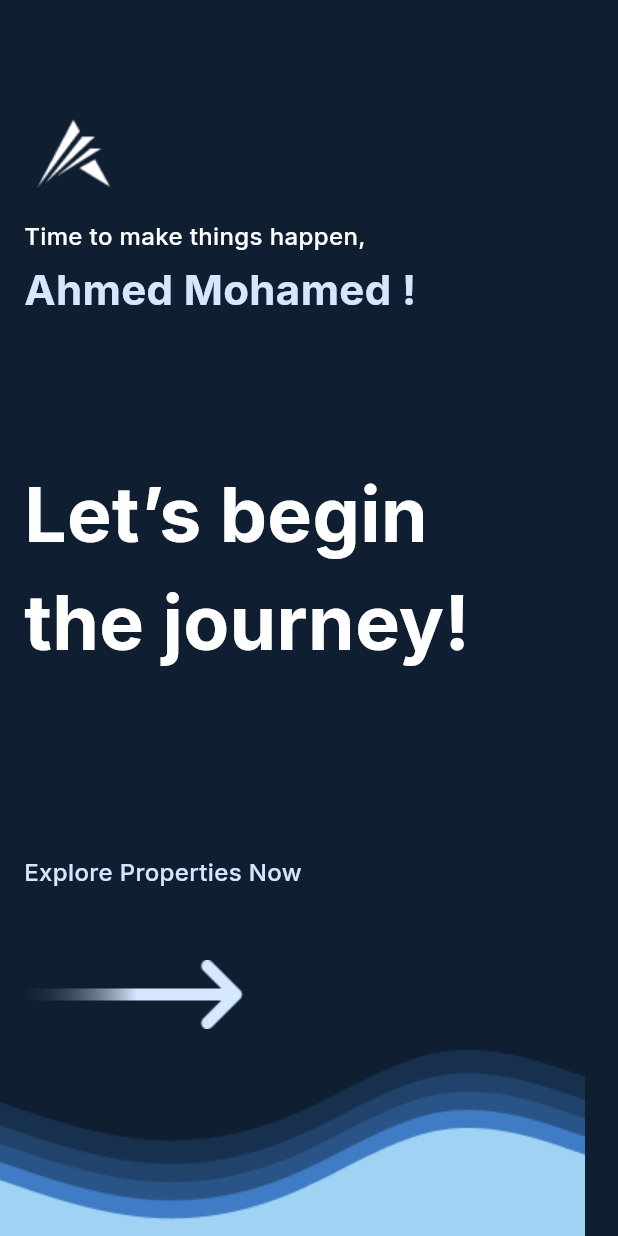
After one commit to itchoh/Akarati_Project, a Flutter app: the WelcomeSplashView screen opened directly, on a phone screen of 412 x 824 dp. The commit adds this screen. Run offline on Flutter 3.47's test engine with Material 3 defaults, Android fonts, the phone set to English and light mode, and no system bars; our stand-ins replace get, google_fonts, loading_animation_widget.

Commit message:
fourth splash

```diff
--- a/lib/src/core/images.dart
+++ b/lib/src/core/images.dart
@@ -3,4 +3,5 @@ class AssetsData {
   static const AkaratiUnColoredLogo = 'assets/AkaratiLogo_Uncolored.png';
   static const Buildings = "assets/Buildings.png";
   static const UnderWaves = "assets/UnderWaves.png";
+  static const Arrow = "assets/Arrow_Right.png";
 }
--- a/lib/src/core/styles.dart
+++ b/lib/src/core/styles.dart
@@ -23,9 +23,14 @@ abstract class Styles {
     fontWeight: FontWeight.w900,
     letterSpacing: 1.2,
   );
-  static TextStyle textStyle48 = GoogleFonts.montserrat(
+  static TextStyle textStyle37 = GoogleFonts.montserrat(
     color: Colors.white,
     fontSize: 37,
+    fontWeight: FontWeight.w700,
+  );
+  static TextStyle textStyle64 = GoogleFonts.inter(
+    color: Colors.white,
+    fontSize: 50,
     fontWeight: FontWeight.w700,
   );
   static TextStyle textStyle54 = GoogleFonts.montserrat(
@@ -38,6 +43,16 @@ abstract class Styles {
     fontSize: 16,
     fontWeight: FontWeight.w500,
   );
+  static TextStyle textStyleInterWhite16 = GoogleFonts.inter(
+    color: Colors.white,
+    fontSize: 16,
+    fontWeight: FontWeight.w500,
+  );
+  static TextStyle textStyleInterWhite28 = GoogleFonts.inter(
+    color: const Color(0xFFD4E7FF),
+    fontSize: 28,
+    fontWeight: FontWeight.w700,
+  );
 }
 
 const TextStyle textStyle = TextStyle();
--- a/lib/src/feature/Akarati_Splash/presentation/views/widgets/Akarati_Splash_View_body.dart
+++ b/lib/src/feature/Akarati_Splash/presentation/views/widgets/Akarati_Splash_View_body.dart
@@ -2,7 +2,7 @@ import 'package:akarati/src/core/constants.dart';
 import 'package:akarati/src/core/images.dart';
 import 'package:akarati/src/core/styles.dart';
 import 'package:akarati/src/feature/Akarati_Splash/presentation/views/widgets/sliding_text.dart';
-import 'package:akarati/src/feature/OnBoarding_Splash/Views/OnBoarding_Splash_View.dart';
+import 'package:akarati/src/feature/OnBoarding_Splash/presentation/Views/OnBoarding_Splash_View.dart';
 import 'package:flutter/material.dart';
 import 'package:loading_animation_widget/loading_animation_widget.dart';
 import 'package:akarati/src/core/functions.dart';
--- a/lib/src/feature/OnBoarding_Splash/Views/OnBoarding_Splash_View.dart
+++ b/lib/src/feature/OnBoarding_Splash/presentation/Views/OnBoarding_Splash_View.dart
@@ -1,5 +1,5 @@
 import 'package:akarati/src/core/constants.dart';
-import 'package:akarati/src/feature/OnBoarding_Splash/Views/widgets/OnBoardingSplashViewBody.dart';
+import 'package:akarati/src/feature/OnBoarding_Splash/presentation/Views/widgets/OnBoardingSplashViewBody.dart';
 import 'package:flutter/material.dart';
 class OnboardingSplashView extends StatelessWidget {
   const OnboardingSplashView({super.key});
--- a/lib/src/feature/OnBoarding_Splash/Views/widgets/OnBoardingSplashViewBody.dart
+++ b/lib/src/feature/OnBoarding_Splash/presentation/Views/widgets/OnBoardingSplashViewBody.dart
@@ -2,6 +2,7 @@ import 'package:akarati/src/core/functions.dart';
 import 'package:akarati/src/core/images.dart';
 import 'package:akarati/src/core/styles.dart';
 import 'package:akarati/src/feature/Logo_Splash/presentation/views/Logo_Splash_View.dart';
+import 'package:akarati/src/feature/Welcome_Splash/presentation/Views/Welcome_Splash_View.dart';
 import 'package:flutter/material.dart';
 
 class Onboardingsplashviewbody extends StatefulWidget {
@@ -16,7 +17,7 @@ class _OnboardingsplashviewbodyState extends State<Onboardingsplashviewbody> {
   @override
   void initState() {
     super.initState();
-     delayed_navigation(LogoSplashView());
+     delayed_navigation(WelcomeSplashView());
   }
 
   @override
@@ -44,7 +45,7 @@ class _OnboardingsplashviewbodyState extends State<Onboardingsplashviewbody> {
               width: 310,
               child: Text(
                 'The Ultimate Real Estate Solution',
-                style: Styles.textStyle48,
+                style: Styles.textStyle37,
               ),
             )),
         Positioned(
--- /dev/null
+++ b/lib/src/feature/Welcome_Splash/presentation/Views/Welcome_Splash_View.dart
@@ -0,0 +1,15 @@
+import 'package:akarati/src/core/constants.dart';
+import 'package:akarati/src/feature/Welcome_Splash/presentation/Views/widgets/Welcome_Splash_View_Body.dart';
+import 'package:flutter/material.dart';
+
+class WelcomeSplashView extends StatelessWidget {
+  const WelcomeSplashView({super.key});
+
+  @override
+  Widget build(BuildContext context) {
+    return Scaffold(
+      backgroundColor: Akarati_color,
+      body: WelcomeSplashViewBody(),
+    );
+  }
+}
--- /dev/null
+++ b/lib/src/feature/Welcome_Splash/presentation/Views/widgets/Welcome_Splash_View_Body.dart
@@ -0,0 +1,82 @@
+import 'package:akarati/src/core/functions.dart';
+import 'package:akarati/src/core/images.dart';
+import 'package:akarati/src/core/styles.dart';
+import 'package:akarati/src/feature/Logo_Splash/presentation/views/Logo_Splash_View.dart';
+import 'package:flutter/material.dart';
+
+class WelcomeSplashViewBody extends StatefulWidget {
+  const WelcomeSplashViewBody({super.key});
+
+  @override
+  State<WelcomeSplashViewBody> createState() => _WelcomeSplashViewBodyState();
+}
+
+class _WelcomeSplashViewBodyState extends State<WelcomeSplashViewBody> {
+  @override
+  void initState() {
+    super.initState();
+    //delayed_navigation(LogoSplashView());
+  }
+
+  @override
+  Widget build(BuildContext context) {
+    return Stack(
+      children: [
+        Positioned(
+          left: 16,
+          top: 74,
+          child: Image.asset(
+            AssetsData.AkaratiUnColoredLogo,
+          ),
+        ),
+        Positioned(
+          top: 146,
+          left: 16,
+          child: Text(
+            'Time to make things happen,',
+            style: Styles.textStyleInterWhite16
+          ),
+        ),
+        Positioned(
+          top: 173,
+          left: 16,
+          child: Text(
+            'Ahmed Mohamed !',
+            style: Styles.textStyleInterWhite28
+          ),
+        ),
+        Positioned(
+            left: 16,
+            top: 307,
+            child: SizedBox(
+              width: 333,
+              child: Text(
+                'Let’s begin the journey!',
+                style: Styles.textStyle64,
+              ),
+            )),
+        Positioned(
+          left: 16,
+          top: 570,
+          child: Text(
+            'Explore Properties Now',
+            style: Styles.textStyleInter16,
+          ),
+        ),
+        Positioned(
+          left: 16,
+          top: 640,
+          child: Image.asset(
+            AssetsData.Arrow,
+          ),
+        ),
+        Positioned(
+          top: 700,
+          child: Image.asset(
+            AssetsData.UnderWaves,
+          ),
+        ),
+      ],
+    );
+  }
+}
```
Also changed, not shown: assets/Arrow_Right.png (added).
